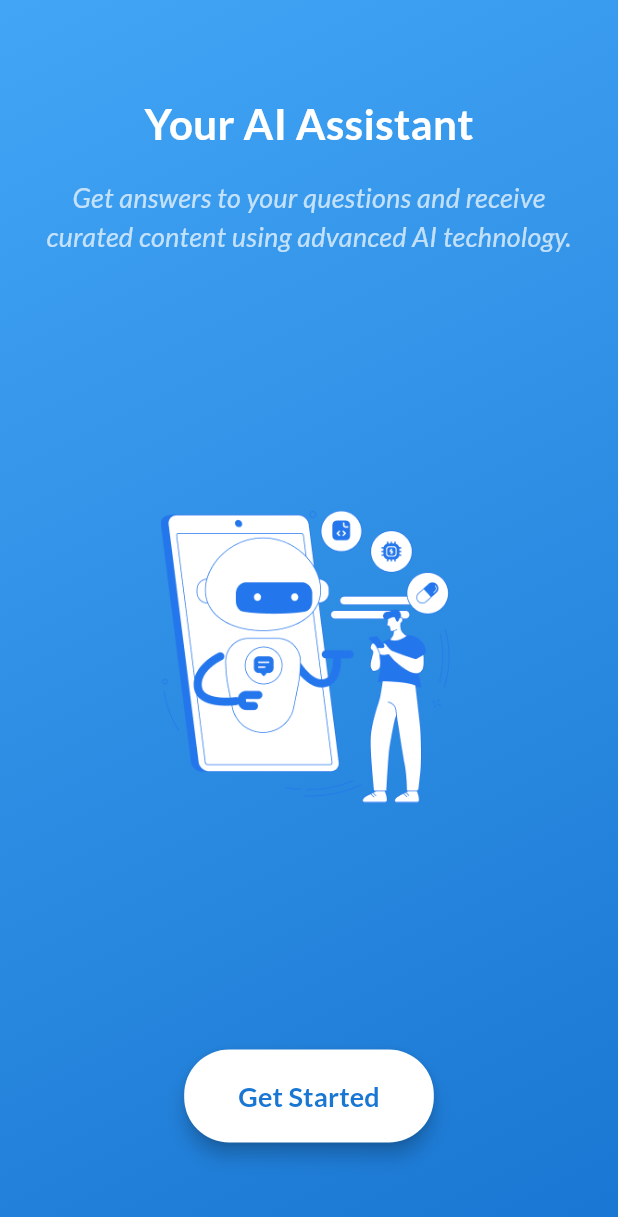
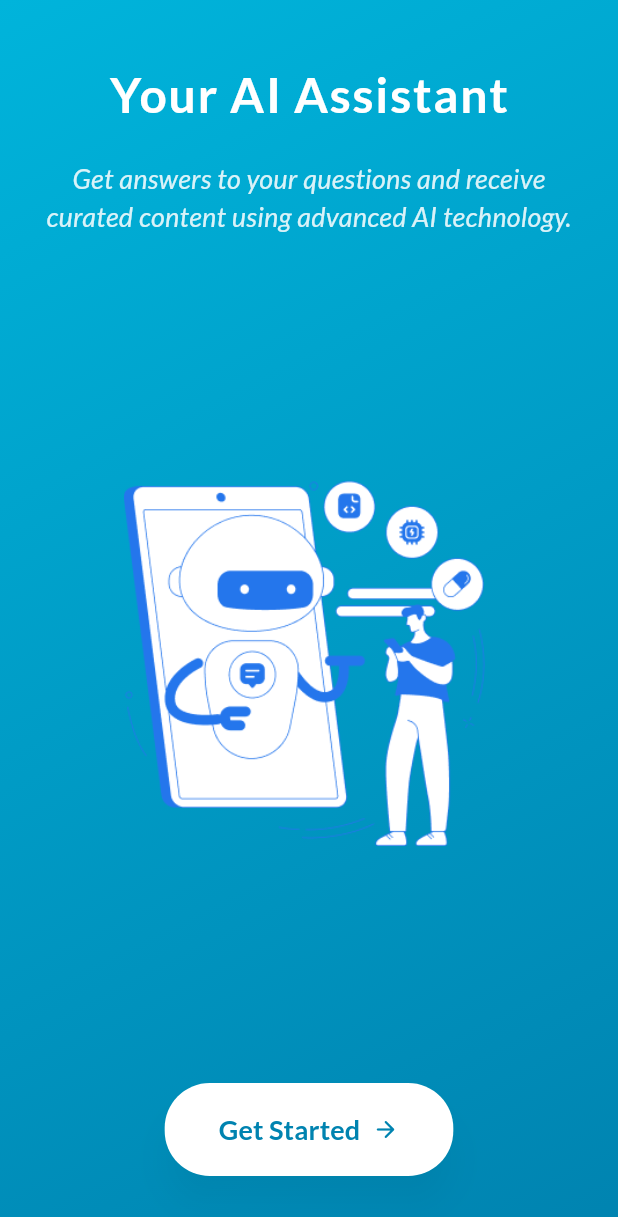
Before and after one commit to TojiddinovMuhammadabdullox/gemini_gpt, a Flutter app: the screen it shows after launch, on a phone screen of 412 x 824 dp. Shown: the top 1217 px of the screen. Run offline on Flutter 3.47's test engine with Material 3 defaults, Android fonts, the phone set to English and light mode, and no system bars; our stand-ins replace flutter_dotenv, flutter_riverpod, google_fonts, google_generative_ai.

Commit message:
ui changed

```diff
--- a/lib/onboarding.dart
+++ b/lib/onboarding.dart
@@ -10,58 +10,73 @@ class Onboarding extends StatelessWidget {
       body: Container(
         decoration: const BoxDecoration(
           gradient: LinearGradient(
-            colors: [Color(0xFF42A5F5), Color(0xFF1976D2)],
+            colors: [Color(0xFF00B4DB), Color(0xFF0083B0)],
             begin: Alignment.topLeft,
             end: Alignment.bottomRight,
           ),
         ),
         child: Padding(
-          padding: const EdgeInsets.symmetric(horizontal: 24.0),
+          padding: const EdgeInsets.symmetric(horizontal: 24.0, vertical: 40.0),
           child: Column(
-            mainAxisAlignment: MainAxisAlignment.spaceEvenly,
+            mainAxisAlignment: MainAxisAlignment.spaceBetween,
             crossAxisAlignment: CrossAxisAlignment.center,
             children: [
-              const Column(
+              Column(
                 children: [
                   Text(
                     'Your AI Assistant',
                     style: TextStyle(
-                      fontSize: 28,
+                      fontSize: 32,
                       fontWeight: FontWeight.bold,
                       color: Colors.white,
+                      letterSpacing: 1.2,
                     ),
                   ),
-                  SizedBox(height: 16),
+                  const SizedBox(height: 20),
                   Text(
                     'Get answers to your questions and receive curated content using advanced AI technology.',
                     textAlign: TextAlign.center,
                     style: TextStyle(
                       fontSize: 18,
-                      color: Colors.white70,
+                      color: Colors.white.withOpacity(0.85),
                       fontStyle: FontStyle.italic,
+                      height: 1.4,
                     ),
                   ),
                 ],
               ),
-              const SizedBox(height: 40),
               Image.asset(
                 'assets/onboarding.png',
-                height: 200,
+                height: 250,
                 fit: BoxFit.contain,
               ),
-              const SizedBox(height: 40),
               ElevatedButton(
                 onPressed: () {
+                  // Using a custom fade transition during navigation
                   Navigator.pushAndRemoveUntil(
                     context,
-                    MaterialPageRoute(
-                      builder: (context) => const MyHomePage(),
+                    PageRouteBuilder(
+                      pageBuilder: (context, animation, secondaryAnimation) =>
+                          const MyHomePage(),
+                      transitionsBuilder:
+                          (context, animation, secondaryAnimation, child) {
+                        const begin = 0.0;
+                        const end = 1.0;
+                        const curve = Curves.easeInOut;
+
+                        var tween = Tween(begin: begin, end: end)
+                            .chain(CurveTween(curve: curve));
+
+                        return FadeTransition(
+                          opacity: animation.drive(tween),
+                          child: child,
+                        );
+                      },
                     ),
                     (route) => false,
                   );
                 },
                 style: ElevatedButton.styleFrom(
-                  foregroundColor: Colors.blueAccent,
                   backgroundColor: Colors.white,
                   shape: RoundedRectangleBorder(
                     borderRadius: BorderRadius.circular(30),
@@ -70,7 +85,8 @@ class Onboarding extends StatelessWidget {
                     vertical: 18,
                     horizontal: 36,
                   ),
-                  elevation: 5,
+                  shadowColor: Colors.black.withOpacity(0.2),
+                  elevation: 10,
                 ),
                 child: const Row(
                   mainAxisSize: MainAxisSize.min,
@@ -80,8 +96,13 @@ class Onboarding extends StatelessWidget {
                       style: TextStyle(
                         fontSize: 18,
                         fontWeight: FontWeight.bold,
-                        color: Color(0xFF1976D2),
+                        color: Color(0xFF0083B0),
                       ),
+                    ),
+                    SizedBox(width: 8),
+                    Icon(
+                      Icons.arrow_forward_rounded,
+                      color: Color(0xFF0083B0),
                     ),
                   ],
                 ),
```
Also changed, not shown: lib/myHomePage.dart (line endings or trailing spaces).
